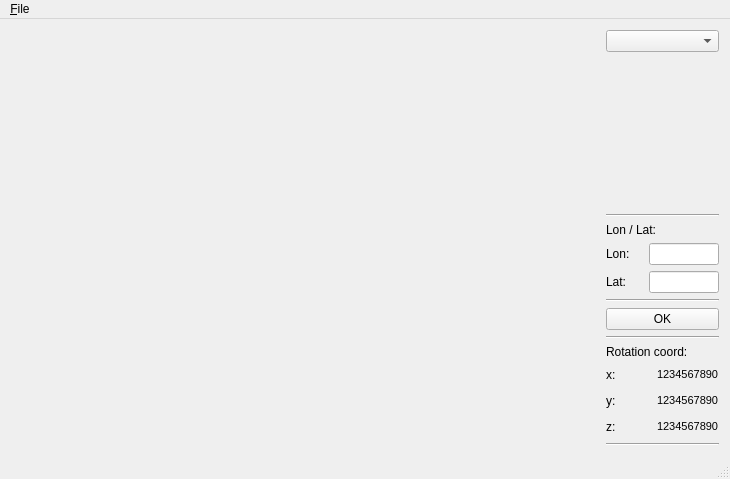
This is mti835/mainwindow.ui in jabouzi/opengl as Qt 5 draws it before an edit. The edited form follows.
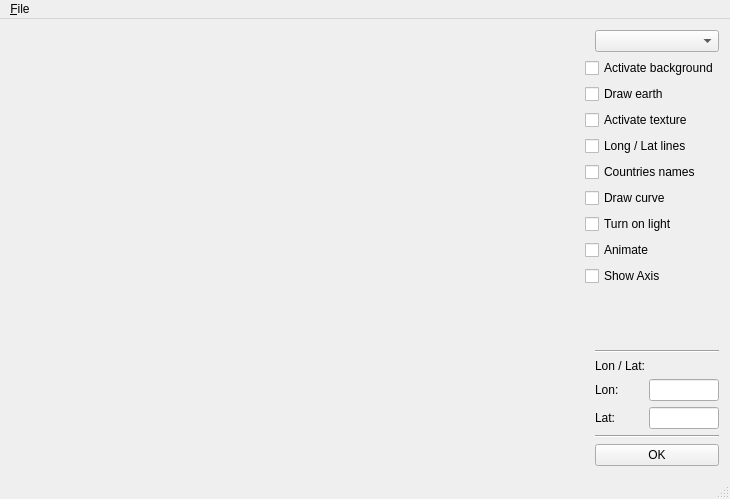
This is the edited form. Icons and pictures are not drawn.

Diff of the .ui file:
```diff
--- a/mti835/mainwindow.ui
+++ b/mti835/mainwindow.ui
@@ -7,7 +7,7 @@
     <x>0</x>
     <y>0</y>
     <width>730</width>
-    <height>479</height>
+    <height>499</height>
    </rect>
   </property>
   <property name="windowTitle">
@@ -70,6 +70,69 @@
         </item>
        </layout>
       </item>
+      <item>
+       <widget class="QCheckBox" name="checkBox_bg">
+        <property name="text">
+         <string>Activate background</string>
+        </property>
+       </widget>
+      </item>
+      <item>
+       <widget class="QCheckBox" name="checkBox_earth">
+        <property name="text">
+         <string>Draw earth</string>
+        </property>
+       </widget>
+      </item>
+      <item>
+       <widget class="QCheckBox" name="checkBox_texture">
+        <property name="text">
+         <string>Activate texture</string>
+        </property>
+       </widget>
+      </item>
+      <item>
+       <widget class="QCheckBox" name="checkBox_longlat">
+        <property name="text">
+         <string>Long / Lat lines</string>
+        </property>
+       </widget>
+      </item>
+      <item>
+       <widget class="QCheckBox" name="checkBox_cn">
+        <property name="text">
+         <string>Countries names</string>
+        </property>
+       </widget>
+      </item>
+      <item>
+       <widget class="QCheckBox" name="checkBox_curve">
+        <property name="text">
+         <string>Draw curve</string>
+        </property>
+       </widget>
+      </item>
+      <item>
+       <widget class="QCheckBox" name="checkBox_light">
+        <property name="text">
+         <string>Turn on light</string>
+        </property>
+       </widget>
+      </item>
+      <item>
+       <widget class="QCheckBox" name="checkBox_anim">
+        <property name="text">
+         <string>Animate</string>
+        </property>
+       </widget>
+      </item>
+      <item>
+       <widget class="QCheckBox" name="checkBox_axis">
+        <property name="text">
+         <string>Show Axis</string>
+        </property>
+       </widget>
+      </item>
       <item>
        <spacer name="verticalSpacer">
         <property name="orientation">
@@ -225,163 +288,7 @@
        </layout>
       </item>
       <item>
-       <layout class="QHBoxLayout" name="horizontalLayout_5">
-        <item>
-         <spacer name="horizontalSpacer_5">
-          <property name="orientation">
-           <enum>Qt::Horizontal</enum>
-          </property>
-          <property name="sizeType">
-           <enum>QSizePolicy::Fixed</enum>
-          </property>
-          <property name="sizeHint" stdset="0">
-           <size>
-            <width>10</width>
-            <height>20</height>
-           </size>
-          </property>
-         </spacer>
-        </item>
-        <item>
-         <layout class="QVBoxLayout" name="verticalLayout">
-          <item>
-           <widget class="Line" name="line">
-            <property name="orientation">
-             <enum>Qt::Horizontal</enum>
-            </property>
-           </widget>
-          </item>
-          <item>
-           <widget class="QLabel" name="label_2">
-            <property name="text">
-             <string>Rotation coord:</string>
-            </property>
-           </widget>
-          </item>
-          <item>
-           <layout class="QHBoxLayout" name="horizontalLayout">
-            <item>
-             <widget class="QLabel" name="label_3">
-              <property name="text">
-               <string>x:</string>
-              </property>
-             </widget>
-            </item>
-            <item>
-             <spacer name="horizontalSpacer">
-              <property name="orientation">
-               <enum>Qt::Horizontal</enum>
-              </property>
-              <property name="sizeType">
-               <enum>QSizePolicy::Fixed</enum>
-              </property>
-              <property name="sizeHint" stdset="0">
-               <size>
-                <width>13</width>
-                <height>20</height>
-               </size>
-              </property>
-             </spacer>
-            </item>
-            <item>
-             <widget class="QLabel" name="label_X">
-              <property name="text">
-               <string>&lt;!DOCTYPE HTML PUBLIC &quot;-//W3C//DTD HTML 4.0//EN&quot; &quot;http://www.w3.org/TR/REC-html40/strict.dtd&quot;&gt;
-&lt;html&gt;&lt;head&gt;&lt;meta name=&quot;qrichtext&quot; content=&quot;1&quot; /&gt;&lt;style type=&quot;text/css&quot;&gt;
-p, li { white-space: pre-wrap; }
-&lt;/style&gt;&lt;/head&gt;&lt;body style=&quot; font-family:'Sans'; font-size:10pt; font-weight:400; font-style:normal;&quot;&gt;
-&lt;p style=&quot; margin-top:0px; margin-bottom:0px; margin-left:0px; margin-right:0px; -qt-block-indent:0; text-indent:0px;&quot;&gt;&lt;span style=&quot; font-size:8pt;&quot;&gt;1234567890&lt;/span&gt;&lt;/p&gt;&lt;/body&gt;&lt;/html&gt;</string>
-              </property>
-             </widget>
-            </item>
-           </layout>
-          </item>
-          <item>
-           <layout class="QHBoxLayout" name="horizontalLayout_3">
-            <item>
-             <widget class="QLabel" name="label_4">
-              <property name="text">
-               <string>y:</string>
-              </property>
-             </widget>
-            </item>
-            <item>
-             <spacer name="horizontalSpacer_2">
-              <property name="orientation">
-               <enum>Qt::Horizontal</enum>
-              </property>
-              <property name="sizeType">
-               <enum>QSizePolicy::Fixed</enum>
-              </property>
-              <property name="sizeHint" stdset="0">
-               <size>
-                <width>13</width>
-                <height>20</height>
-               </size>
-              </property>
-             </spacer>
-            </item>
-            <item>
-             <widget class="QLabel" name="label_Y">
-              <property name="text">
-               <string>&lt;!DOCTYPE HTML PUBLIC &quot;-//W3C//DTD HTML 4.0//EN&quot; &quot;http://www.w3.org/TR/REC-html40/strict.dtd&quot;&gt;
-&lt;html&gt;&lt;head&gt;&lt;meta name=&quot;qrichtext&quot; content=&quot;1&quot; /&gt;&lt;style type=&quot;text/css&quot;&gt;
-p, li { white-space: pre-wrap; }
-&lt;/style&gt;&lt;/head&gt;&lt;body style=&quot; font-family:'Sans'; font-size:10pt; font-weight:400; font-style:normal;&quot;&gt;
-&lt;p style=&quot; margin-top:0px; margin-bottom:0px; margin-left:0px; margin-right:0px; -qt-block-indent:0; text-indent:0px;&quot;&gt;&lt;span style=&quot; font-size:8pt;&quot;&gt;1234567890&lt;/span&gt;&lt;/p&gt;&lt;/body&gt;&lt;/html&gt;</string>
-              </property>
-             </widget>
-            </item>
-           </layout>
-          </item>
-          <item>
-           <layout class="QHBoxLayout" name="horizontalLayout_4">
-            <item>
-             <widget class="QLabel" name="label_5">
-              <property name="text">
-               <string>z:</string>
-              </property>
-             </widget>
-            </item>
-            <item>
-             <spacer name="horizontalSpacer_3">
-              <property name="orientation">
-               <enum>Qt::Horizontal</enum>
-              </property>
-              <property name="sizeType">
-               <enum>QSizePolicy::Fixed</enum>
-              </property>
-              <property name="sizeHint" stdset="0">
-               <size>
-                <width>13</width>
-                <height>20</height>
-               </size>
-              </property>
-             </spacer>
-            </item>
-            <item>
-             <widget class="QLabel" name="label_Z">
-              <property name="text">
-               <string>&lt;!DOCTYPE HTML PUBLIC &quot;-//W3C//DTD HTML 4.0//EN&quot; &quot;http://www.w3.org/TR/REC-html40/strict.dtd&quot;&gt;
-&lt;html&gt;&lt;head&gt;&lt;meta name=&quot;qrichtext&quot; content=&quot;1&quot; /&gt;&lt;style type=&quot;text/css&quot;&gt;
-p, li { white-space: pre-wrap; }
-&lt;/style&gt;&lt;/head&gt;&lt;body style=&quot; font-family:'Sans'; font-size:10pt; font-weight:400; font-style:normal;&quot;&gt;
-&lt;p style=&quot; margin-top:0px; margin-bottom:0px; margin-left:0px; margin-right:0px; -qt-block-indent:0; text-indent:0px;&quot;&gt;&lt;span style=&quot; font-size:8pt;&quot;&gt;1234567890&lt;/span&gt;&lt;/p&gt;&lt;/body&gt;&lt;/html&gt;</string>
-              </property>
-             </widget>
-            </item>
-           </layout>
-          </item>
-          <item>
-           <widget class="Line" name="line_2">
-            <property name="orientation">
-             <enum>Qt::Horizontal</enum>
-            </property>
-           </widget>
-          </item>
-         </layout>
-        </item>
-       </layout>
+       <layout class="QHBoxLayout" name="horizontalLayout_5"/>
       </item>
      </layout>
     </item>
```
Left out of the diff: 1 changed line with no effect on the pictures.
